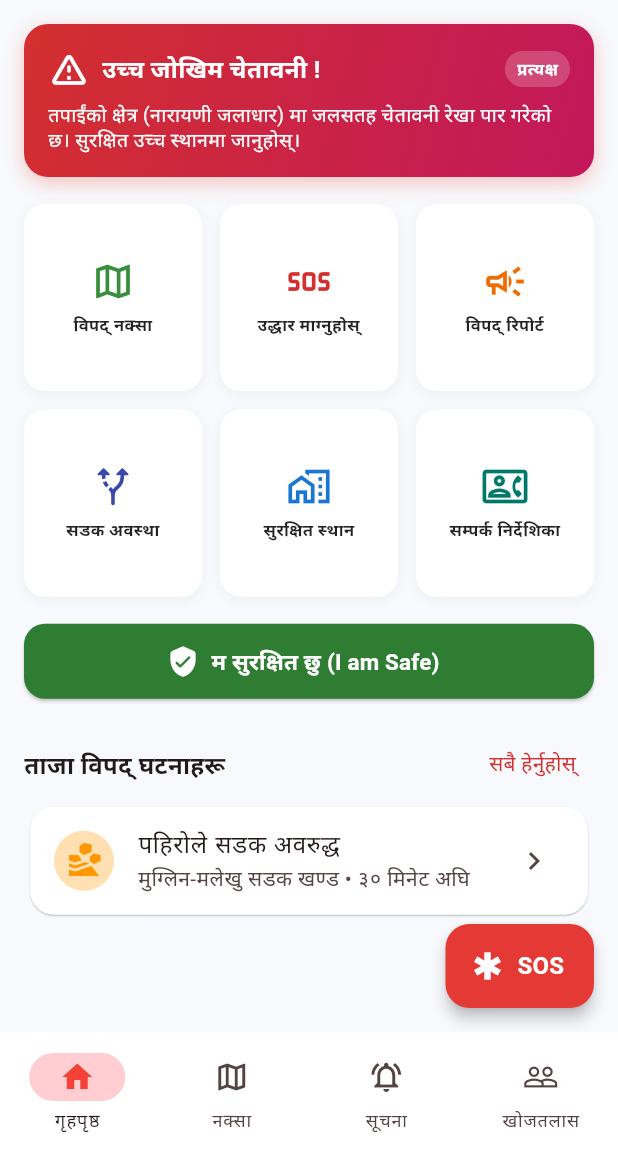
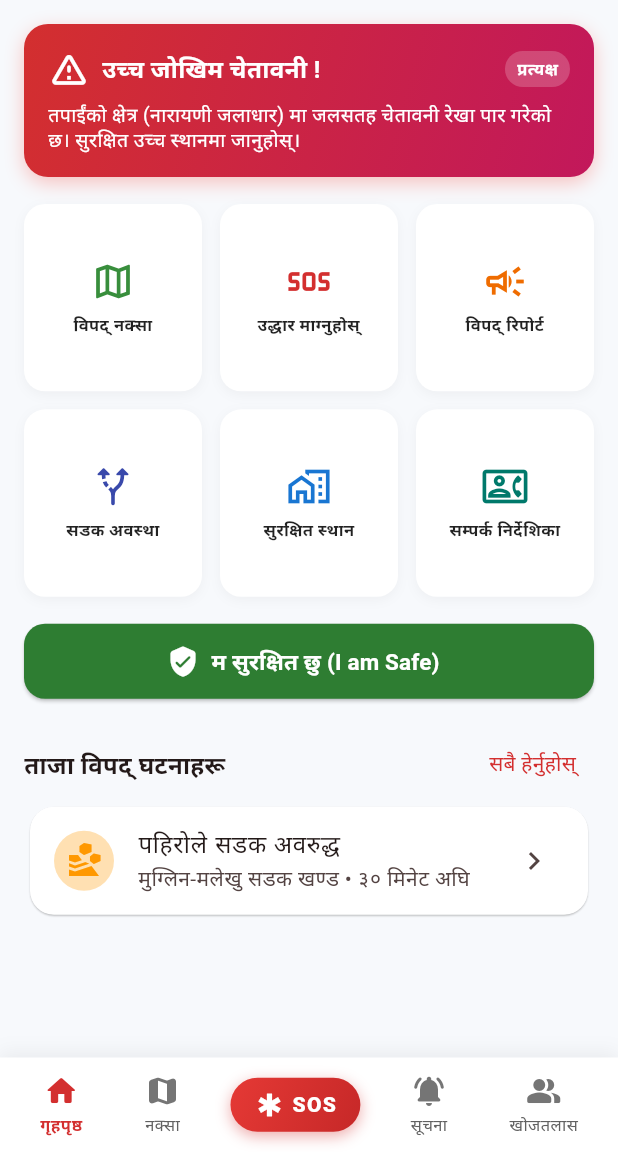
Before and after one commit to samsim432/bipad_sathi_project, a Flutter app: the screen it shows after launch, on a phone screen of 412 x 824 dp, the part 84-1236 px from its top. Run offline on Flutter 3.47's test engine with Material 3 defaults, Android fonts, the phone set to English and light mode, and no system bars; our stand-ins replace flutter_map, geolocator, image_picker, latlong2.

Commit message:
design: align SOS button in center of bottom navigation bar

```diff
--- a/bipad_mobile/lib/main.dart
+++ b/bipad_mobile/lib/main.dart
@@ -4,6 +4,7 @@ import 'screens/home_screen.dart';
 import 'screens/disaster_map_screen.dart';
 import 'screens/alerts_screen.dart';
 import 'screens/missing_persons_screen.dart';
+import 'screens/sos_modal_sheet.dart';
 
 void main() {
   runApp(const BipadSathiApp());
@@ -82,6 +83,17 @@ class MainNavigationContainer extends StatefulWidget {
 class _MainNavigationContainerState extends State<MainNavigationContainer> {
   int _currentIndex = 0;
 
+  void _openSOSModal() {
+    showModalBottomSheet(
+      context: context,
+      isScrollControlled: true,
+      shape: const RoundedRectangleBorder(
+        borderRadius: BorderRadius.vertical(top: Radius.circular(24)),
+      ),
+      builder: (ctx) => const SOSModalSheet(),
+    );
+  }
+
   @override
   Widget build(BuildContext context) {
     final isNe = widget.currentLocale.languageCode == 'ne';
@@ -102,34 +114,127 @@ class _MainNavigationContainerState extends State<MainNavigationContainer> {
         index: _currentIndex,
         children: pages,
       ),
-      bottomNavigationBar: NavigationBar(
-        selectedIndex: _currentIndex,
-        onDestinationSelected: (idx) => setState(() => _currentIndex = idx),
-        indicatorColor: Colors.red.shade100,
-        backgroundColor: Colors.white,
-        elevation: 3,
-        destinations: [
-          NavigationDestination(
-            icon: const Icon(Icons.home_outlined),
-            selectedIcon: const Icon(Icons.home, color: Colors.red),
-            label: isNe ? 'गृहपृष्ठ' : 'Home',
+      bottomNavigationBar: Container(
+        decoration: BoxDecoration(
+          color: Colors.white,
+          boxShadow: [
+            BoxShadow(
+              color: Colors.black.withOpacity(0.06),
+              blurRadius: 10,
+              offset: const Offset(0, -3),
+            ),
+          ],
+        ),
+        child: SafeArea(
+          child: Padding(
+            padding: const EdgeInsets.symmetric(horizontal: 6, vertical: 6),
+            child: Row(
+              mainAxisAlignment: MainAxisAlignment.spaceAround,
+              children: [
+                // 1. Home
+                _buildNavItem(
+                  icon: Icons.home_rounded,
+                  label: isNe ? 'गृहपृष्ठ' : 'Home',
+                  isSelected: _currentIndex == 0,
+                  onTap: () => setState(() => _currentIndex = 0),
+                ),
+                // 2. Map
+                _buildNavItem(
+                  icon: Icons.map_rounded,
+                  label: isNe ? 'नक्सा' : 'Map',
+                  isSelected: _currentIndex == 1,
+                  onTap: () => setState(() => _currentIndex = 1),
+                ),
+                // 3. Center SOS Button
+                GestureDetector(
+                  onTap: _openSOSModal,
+                  child: Container(
+                    padding: const EdgeInsets.symmetric(horizontal: 16, vertical: 8),
+                    decoration: BoxDecoration(
+                      gradient: const LinearGradient(
+                        colors: [Color(0xFFE53935), Color(0xFFC62828)],
+                        begin: Alignment.topLeft,
+                        end: Alignment.bottomRight,
+                      ),
+                      borderRadius: BorderRadius.circular(24),
+                      boxShadow: [
+                        BoxShadow(
+                          color: const Color(0xFFD32F2F).withOpacity(0.4),
+                          blurRadius: 8,
+                          offset: const Offset(0, 3),
+                        ),
+                      ],
+                    ),
+                    child: const Row(
+                      mainAxisSize: MainAxisSize.min,
+                      children: [
+                        Icon(Icons.emergency, color: Colors.white, size: 20),
+                        SizedBox(width: 5),
+                        Text(
+                          'SOS',
+                          style: TextStyle(
+                            color: Colors.white,
+                            fontWeight: FontWeight.w900,
+                            fontSize: 14,
+                            letterSpacing: 0.8,
+                          ),
+                        ),
+                      ],
+                    ),
+                  ),
+                ),
+                // 4. Alerts
+                _buildNavItem(
+                  icon: Icons.notifications_active_rounded,
+                  label: isNe ? 'सूचना' : 'Alerts',
+                  isSelected: _currentIndex == 2,
+                  onTap: () => setState(() => _currentIndex = 2),
+                ),
+                // 5. Missing
+                _buildNavItem(
+                  icon: Icons.people_alt_rounded,
+                  label: isNe ? 'खोजतलास' : 'Missing',
+                  isSelected: _currentIndex == 3,
+                  onTap: () => setState(() => _currentIndex = 3),
+                ),
+              ],
+            ),
           ),
-          NavigationDestination(
-            icon: const Icon(Icons.map_outlined),
-            selectedIcon: const Icon(Icons.map, color: Colors.red),
-            label: isNe ? 'नक्सा' : 'Map',
-          ),
-          NavigationDestination(
-            icon: const Icon(Icons.notifications_active_outlined),
-            selectedIcon: const Icon(Icons.notifications_active, color: Colors.red),
-            label: isNe ? 'सूचना' : 'Alerts',
-          ),
-          NavigationDestination(
-            icon: const Icon(Icons.people_outline),
-            selectedIcon: const Icon(Icons.people, color: Colors.red),
-            label: isNe ? 'खोजतलास' : 'Missing',
-          ),
-        ],
+        ),
+      ),
+    );
+  }
+
+  Widget _buildNavItem({
+    required IconData icon,
+    required String label,
+    required bool isSelected,
+    required VoidCallback onTap,
+  }) {
+    return InkWell(
+      onTap: onTap,
+      borderRadius: BorderRadius.circular(12),
+      child: Padding(
+        padding: const EdgeInsets.symmetric(horizontal: 8, vertical: 4),
+        child: Column(
+          mainAxisSize: MainAxisSize.min,
+          children: [
+            Icon(
+              icon,
+              size: 24,
+              color: isSelected ? const Color(0xFFD32F2F) : Colors.grey.shade600,
+            ),
+            const SizedBox(height: 3),
+            Text(
+              label,
+              style: TextStyle(
+                fontSize: 11,
+                fontWeight: isSelected ? FontWeight.bold : FontWeight.w500,
+                color: isSelected ? const Color(0xFFD32F2F) : Colors.grey.shade700,
+              ),
+            ),
+          ],
+        ),
       ),
     );
   }
--- a/bipad_mobile/lib/screens/home_screen.dart
+++ b/bipad_mobile/lib/screens/home_screen.dart
@@ -119,7 +119,9 @@ class HomeScreen extends StatelessWidget {
                 ],
               ),
             ),
+
             const SizedBox(height: 18),
+
             // Action Grid
             GridView.count(
               crossAxisCount: 3,
@@ -179,7 +181,9 @@ class HomeScreen extends StatelessWidget {
                 ),
               ],
             ),
+
             const SizedBox(height: 18),
+
             // Safe Button
             ElevatedButton.icon(
               style: ElevatedButton.styleFrom(
@@ -206,7 +210,9 @@ class HomeScreen extends StatelessWidget {
                 );
               },
             ),
+
             const SizedBox(height: 20),
+
             Row(
               mainAxisAlignment: MainAxisAlignment.spaceBetween,
               children: [
@@ -220,6 +226,7 @@ class HomeScreen extends StatelessWidget {
                 )
               ],
             ),
+
             Card(
               child: ListTile(
                 leading: CircleAvatar(
@@ -234,13 +241,6 @@ class HomeScreen extends StatelessWidget {
             ),
           ],
         ),
-      ),
-      floatingActionButton: FloatingActionButton.extended(
-        backgroundColor: Colors.red.shade600,
-        elevation: 4,
-        icon: const Icon(Icons.emergency, color: Colors.white),
-        label: const Text('SOS', style: TextStyle(color: Colors.white, fontWeight: FontWeight.bold, fontSize: 16)),
-        onPressed: () => _openSOSModal(context, isNe),
       ),
     );
   }
```
